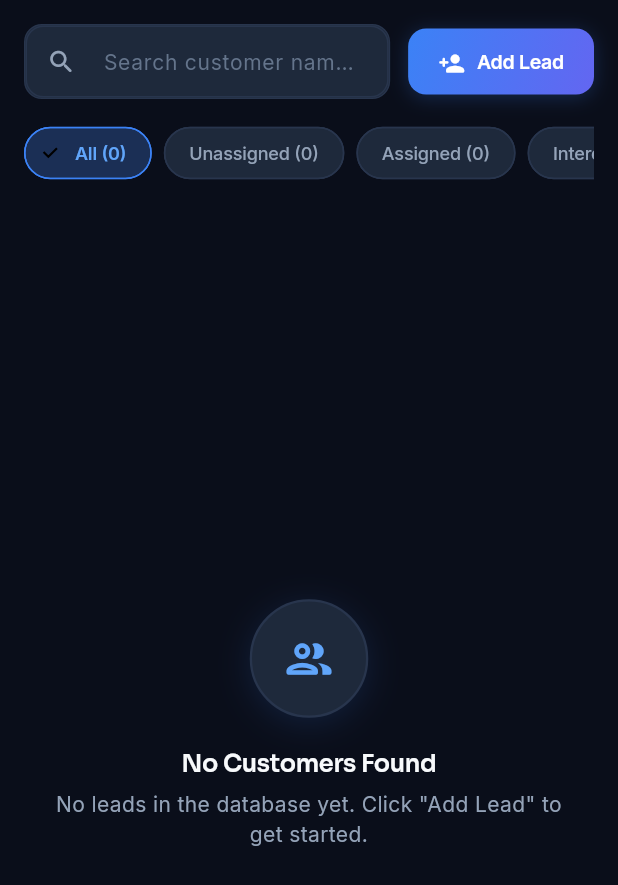
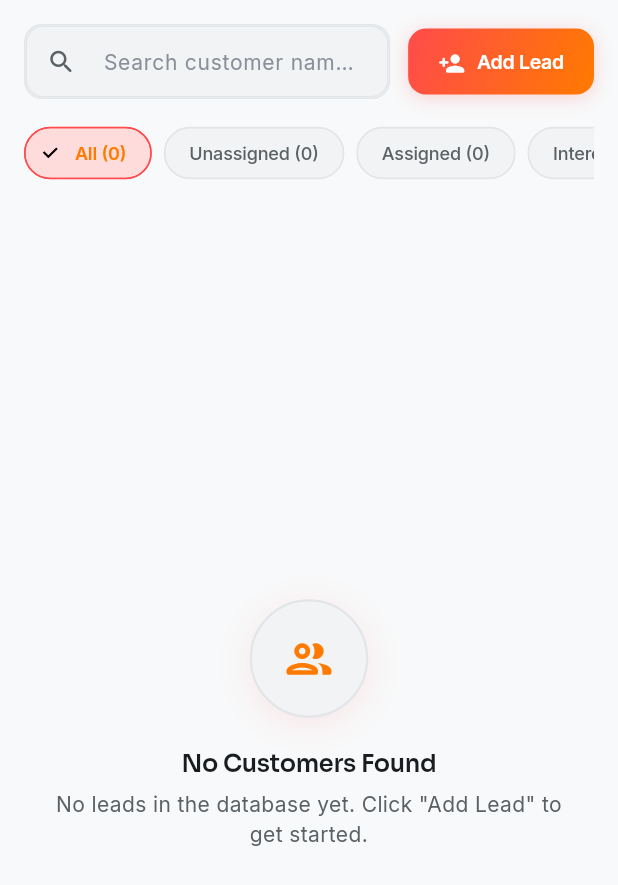
Before and after one commit to Adityaa9009/real-estate-sales-app, a Flutter app: the CustomersTab widget shown alone on an empty page, opened directly, on a phone screen of 412 x 824 dp. Shown: the top 885 px of the screen. Run offline on Flutter 3.47's test engine with Material 3 defaults, Android fonts, the phone set to English and light mode, and no system bars; our stand-ins replace cloud_firestore, firebase_auth, firebase_core, firebase_storage, fl_chart, flutter_animate and 4 more; missing offline and left inert: record; accounts and stored records are empty; network calls fail.

Commit message:
style: swap theme from dark navy to light warm palette (coral/tangerine/marigold)

```diff
--- a/app/lib/config/app_theme.dart
+++ b/app/lib/config/app_theme.dart
@@ -12,61 +12,76 @@ class AppSpacing {
 }
 
 class AppColors {
-  // Backgrounds
-  static const Color background = Color(0xFF0A0E1A);
-  static const Color surface = Color(0xFF131B2E);
-  static const Color surfaceLight = Color(0xFF1E293B);
-  static const Color surfaceCard = Color(0xFF162036);
-  static const Color surfaceBorder = Color(0xFF28354D);
+  // Core palette (exact values specified)
+  static const Color primary = Color(0xFFFF4B4B); // Hot Coral
+  static const Color secondary = Color(0xFFFF7A00); // Vivid Tangerine
+  static const Color accent = Color(0xFFFFC043); // Bright Marigold
+  static const Color background = Color(0xFFF8F9FA); // Clean Off-White
+  static const Color textPrimary = Color(0xFF1A1D1F); // Ink Black
 
-  // Accents & Brand
-  static const Color primary = Color(0xFF3B82F6); // Electric Blue
-  static const Color primaryDark = Color(0xFF1D4ED8);
-  static const Color primaryLight = Color(0xFF60A5FA);
-  static const Color secondary = Color(0xFF6366F1); // Indigo
+  // Derived surfaces (lighter/darker steps from background, for card layering)
+  static const Color surface = Color(0xFFFFFFFF); // Pure White (cards, sheets)
+  static const Color surfaceCard = Color(0xFFFFFFFF);
+  static const Color surfaceLight = Color(0xFFF1F3F5); // Recessed areas, input fills, stat backgrounds
+  static const Color surfaceBorder = Color(0xFFE3E6E8); // Light neutral border
 
-  // Status & Highlights
-  static const Color success = Color(0xFF10B981); // Emerald
-  static const Color warning = Color(0xFFF59E0B); // Amber
-  static const Color danger = Color(0xFFEF4444); // Rose
-  static const Color info = Color(0xFF06B6D4); // Cyan
+  // Text & semantic hierarchy
+  static const Color textSecondary = Color(0xFF5B6165); // Muted dark gray for secondary labels
+  static const Color textMuted = Color(0xFF8A9099); // Hints, timestamps, disabled
 
-  // Typography
-  static const Color textPrimary = Color(0xFFF8FAFC);
-  static const Color textSecondary = Color(0xFF94A3B8);
-  static const Color textMuted = Color(0xFF64748B);
+  // Status (tuned to sit cleanly on light surfaces)
+  static const Color danger = Color(0xFFE0294B); // Rich crimson
+  static const Color success = Color(0xFF1FA971); // Deep emerald
+  static const Color info = Color(0xFF3D8BFF); // Cerulean
+  static const Color warning = accent; // Bright Marigold
 
-  // Shimmer Skeleton Colors
-  static const Color shimmerBase = Color(0xFF162036);
-  static const Color shimmerHighlight = Color(0xFF28354D);
+  // Role accents (clean, high-contrast badges)
+  static const Color roleAdmin = Color(0xFFE0294B); // Crimson
+  static const Color roleExecutive = Color(0xFF7C5CFC); // Purple
+  static const Color roleInsideSales = Color(0xFF3D8BFF); // Blue
+  static const Color roleOutsideSales = Color(0xFF1FA971); // Emerald
+
+  // Skeleton / Shimmer (for light backgrounds)
+  static const Color shimmerBase = Color(0xFFE9ECEF);
+  static const Color shimmerHighlight = Color(0xFFF8F9FA);
+
+  // Backward-compatible color aliases
+  static const Color primaryDark = Color(0xFFD9383A);
+  static const Color primaryLight = Color(0xFFFF7A00);
 
   // Gradients
   static const LinearGradient primaryGradient = LinearGradient(
-    colors: [Color(0xFF3B82F6), Color(0xFF6366F1)],
     begin: Alignment.topLeft,
     end: Alignment.bottomRight,
+    colors: [primary, secondary], // Coral -> Tangerine
+  );
+
+  static const LinearGradient warmAccentGradient = LinearGradient(
+    begin: Alignment.topLeft,
+    end: Alignment.bottomRight,
+    colors: [secondary, accent], // Tangerine -> Marigold
   );
 
   static const LinearGradient cardGradient = LinearGradient(
-    colors: [Color(0xFF162036), Color(0xFF111827)],
     begin: Alignment.topLeft,
     end: Alignment.bottomRight,
+    colors: [Color(0xFFFFFFFF), Color(0xFFF8F9FA)],
   );
 
   static const LinearGradient successGradient = LinearGradient(
-    colors: [Color(0xFF059669), Color(0xFF10B981)],
     begin: Alignment.topLeft,
     end: Alignment.bottomRight,
+    colors: [Color(0xFF1FA971), Color(0xFF2DD4BF)],
   );
 
   static const LinearGradient glassBorder = LinearGradient(
-    colors: [Color(0x33FFFFFF), Color(0x0AFFFFFF)],
     begin: Alignment.topLeft,
     end: Alignment.bottomRight,
+    colors: [Color(0x1F000000), Color(0x0A000000)], // subtle dark border for light cards
   );
 
   static BoxShadow softGlow(Color color, {double blur = 14}) => BoxShadow(
-    color: color.withAlpha(45),
+    color: color.withAlpha(35),
     blurRadius: blur,
     spreadRadius: -2,
     offset: const Offset(0, 4),
@@ -92,14 +107,14 @@ class CardStyles {
     ),
     boxShadow: [
       BoxShadow(
-        color: Colors.black.withAlpha(50),
+        color: Colors.black.withAlpha(25),
         blurRadius: 16,
         spreadRadius: 0,
-        offset: const Offset(0, 6),
+        offset: const Offset(0, 4),
       ),
       if (glowColor != null)
         BoxShadow(
-          color: glowColor.withAlpha(35),
+          color: glowColor.withAlpha(20),
           blurRadius: 20,
           spreadRadius: -2,
           offset: const Offset(0, 4),
@@ -124,10 +139,10 @@ class CardStyles {
     ),
     boxShadow: [
       BoxShadow(
-        color: Colors.black.withAlpha(30),
+        color: Colors.black.withAlpha(15),
         blurRadius: 10,
         spreadRadius: 0,
-        offset: const Offset(0, 3),
+        offset: const Offset(0, 2),
       ),
     ],
   );
@@ -149,8 +164,8 @@ class CardStyles {
 }
 
 class AppTheme {
-  static ThemeData get darkTheme {
-    final baseTextTheme = ThemeData.dark().textTheme;
+  static ThemeData get lightTheme {
+    final baseTextTheme = ThemeData.light().textTheme;
     final textTheme = GoogleFonts.interTextTheme(baseTextTheme).copyWith(
       displayLarge: GoogleFonts.sora(
         fontSize: 32,
@@ -211,10 +226,10 @@ class AppTheme {
 
     return ThemeData(
       useMaterial3: true,
-      brightness: Brightness.dark,
+      brightness: Brightness.light,
       scaffoldBackgroundColor: AppColors.background,
       textTheme: textTheme,
-      colorScheme: const ColorScheme.dark(
+      colorScheme: const ColorScheme.light(
         primary: AppColors.primary,
         secondary: AppColors.secondary,
         surface: AppColors.surface,
@@ -314,10 +329,36 @@ class AppTheme {
           fontSize: 12,
         ),
       ),
+      navigationBarTheme: NavigationBarThemeData(
+        backgroundColor: AppColors.surface,
+        indicatorColor: AppColors.primary.withAlpha(40),
+        labelTextStyle: WidgetStateProperty.resolveWith((states) {
+          if (states.contains(WidgetState.selected)) {
+            return GoogleFonts.inter(
+              fontSize: 12,
+              fontWeight: FontWeight.w600,
+              color: AppColors.textPrimary,
+            );
+          }
+          return GoogleFonts.inter(
+            fontSize: 12,
+            fontWeight: FontWeight.w500,
+            color: AppColors.textMuted,
+          );
+        }),
+        iconTheme: WidgetStateProperty.resolveWith((states) {
+          if (states.contains(WidgetState.selected)) {
+            return const IconThemeData(color: AppColors.primary);
+          }
+          return const IconThemeData(color: AppColors.textMuted);
+        }),
+      ),
       dividerTheme: const DividerThemeData(
         color: AppColors.surfaceBorder,
         thickness: 1,
       ),
     );
   }
+
+  static ThemeData get darkTheme => lightTheme;
 }
--- a/app/lib/main.dart
+++ b/app/lib/main.dart
@@ -19,7 +19,7 @@ class RealEstateSalesApp extends StatelessWidget {
     return MaterialApp(
       title: 'Real Estate Sales Platform',
       debugShowCheckedModeBanner: false,
-      theme: AppTheme.darkTheme,
+      theme: AppTheme.lightTheme,
       home: const LoginScreen(),
     );
   }
--- a/app/lib/models/customer.dart
+++ b/app/lib/models/customer.dart
@@ -31,13 +31,13 @@ enum CustomerStatus {
   };
 
   Color get color => switch (this) {
-    CustomerStatus.unassigned => const Color(0xFF94A3B8),
-    CustomerStatus.assignedToInsideSales => const Color(0xFF3B82F6),
-    CustomerStatus.interested => const Color(0xFF10B981),
-    CustomerStatus.notInterested => const Color(0xFFEF4444),
-    CustomerStatus.visitScheduled => const Color(0xFFF59E0B),
-    CustomerStatus.visitInProgress => const Color(0xFF8B5CF6),
-    CustomerStatus.visitCompleted => const Color(0xFF059669),
+    CustomerStatus.unassigned => const Color(0xFF8A9099),
+    CustomerStatus.assignedToInsideSales => const Color(0xFF3D8BFF),
+    CustomerStatus.interested => const Color(0xFF1FA971),
+    CustomerStatus.notInterested => const Color(0xFFE0294B),
+    CustomerStatus.visitScheduled => const Color(0xFFFFC043),
+    CustomerStatus.visitInProgress => const Color(0xFF7C5CFC),
+    CustomerStatus.visitCompleted => const Color(0xFF1FA971),
   };
 
   static CustomerStatus fromString(String? value) => switch (value) {
--- a/app/lib/models/employee.dart
+++ b/app/lib/models/employee.dart
@@ -19,10 +19,10 @@ extension AppRoleExtension on AppRole {
   };
 
   Color get color => switch (this) {
-    AppRole.admin => const Color(0xFFEF4444),
-    AppRole.executive => const Color(0xFF8B5CF6),
-    AppRole.insideSales => const Color(0xFF3B82F6),
-    AppRole.outsideSales => const Color(0xFF10B981),
+    AppRole.admin => const Color(0xFFE0294B),
+    AppRole.executive => const Color(0xFF7C5CFC),
+    AppRole.insideSales => const Color(0xFF3D8BFF),
+    AppRole.outsideSales => const Color(0xFF1FA971),
   };
 
   IconData get icon => switch (this) {
--- a/app/lib/screens/admin/customers_tab.dart
+++ b/app/lib/screens/admin/customers_tab.dart
@@ -24,13 +24,13 @@ class _CustomersTabState extends State<CustomersTab> {
   bool _showChart = true;
 
   static const Map<CustomerStatus, _StatusMetadata> _statusMetadata = {
-    CustomerStatus.unassigned: _StatusMetadata('Unassigned', Color(0xFF94A3B8)),
-    CustomerStatus.assignedToInsideSales: _StatusMetadata('Assigned', Color(0xFF3B82F6)),
-    CustomerStatus.interested: _StatusMetadata('Interested', Color(0xFF10B981)),
-    CustomerStatus.notInterested: _StatusMetadata('Not Interested', Color(0xFFEF4444)),
-    CustomerStatus.visitScheduled: _StatusMetadata('Visit Scheduled', Color(0xFFF59E0B)),
-    CustomerStatus.visitInProgress: _StatusMetadata('In Progress', Color(0xFF8B5CF6)),
-    CustomerStatus.visitCompleted: _StatusMetadata('Completed', Color(0xFF059669)),
+    CustomerStatus.unassigned: _StatusMetadata('Unassigned', Color(0xFF8A9099)),
+    CustomerStatus.assignedToInsideSales: _StatusMetadata('Assigned', Color(0xFF3D8BFF)),
+    CustomerStatus.interested: _StatusMetadata('Interested', Color(0xFF1FA971)),
+    CustomerStatus.notInterested: _StatusMetadata('Not Interested', Color(0xFFE0294B)),
+    CustomerStatus.visitScheduled: _StatusMetadata('Visit Scheduled', Color(0xFFFFC043)),
+    CustomerStatus.visitInProgress: _StatusMetadata('In Progress', Color(0xFF7C5CFC)),
+    CustomerStatus.visitCompleted: _StatusMetadata('Completed', Color(0xFF1FA971)),
   };
 
   void _showAssignDialog(Customer customer) {
--- a/app/lib/screens/executive/executive_dashboard_screen.dart
+++ b/app/lib/screens/executive/executive_dashboard_screen.dart
@@ -1393,8 +1393,8 @@ class _ExecutiveDashboardScreenState extends State<ExecutiveDashboardScreen> {
       AppColors.secondary,
       AppColors.info,
       AppColors.success,
-      const Color(0xFF8B5CF6),
-      const Color(0xFFEC4899),
+      AppColors.roleExecutive,
+      AppColors.accent,
     ];
 
     final List<PieChartSectionData> sections = [];
--- a/app/lib/widgets/demo_account_banner.dart
+++ b/app/lib/widgets/demo_account_banner.dart
@@ -39,7 +39,7 @@ class DemoAccountBanner extends StatelessWidget {
                 child: const Icon(
                   Icons.vpn_key_rounded,
                   size: 13,
-                  color: AppColors.primaryLight,
+                  color: AppColors.primary,
                 ),
               ),
               const SizedBox(width: 8),
@@ -49,7 +49,7 @@ class DemoAccountBanner extends StatelessWidget {
                   style: GoogleFonts.inter(
                     fontSize: 12,
                     fontWeight: FontWeight.w600,
-                    color: AppColors.primaryLight,
+                    color: AppColors.primary,
                     letterSpacing: 0.2,
                   ),
                 ),
@@ -63,25 +63,25 @@ class DemoAccountBanner extends StatelessWidget {
             children: [
               _buildChip(
                 label: 'Admin',
-                color: AppColors.danger,
+                color: AppColors.roleAdmin,
                 email: 'admin@demo.com',
                 password: 'password123',
               ),
               _buildChip(
                 label: 'Executive',
-                color: AppColors.secondary,
+                color: AppColors.roleExecutive,
                 email: 'executive@demo.com',
                 password: 'password123',
               ),
               _buildChip(
                 label: 'Inside Sales',
-                color: AppColors.primary,
+                color: AppColors.roleInsideSales,
                 email: 'inside@demo.com',
                 password: 'password123',
               ),
               _buildChip(
                 label: 'Outside Sales',
-                color: AppColors.success,
+                color: AppColors.roleOutsideSales,
                 email: 'outside@demo.com',
                 password: 'password123',
               ),
```
